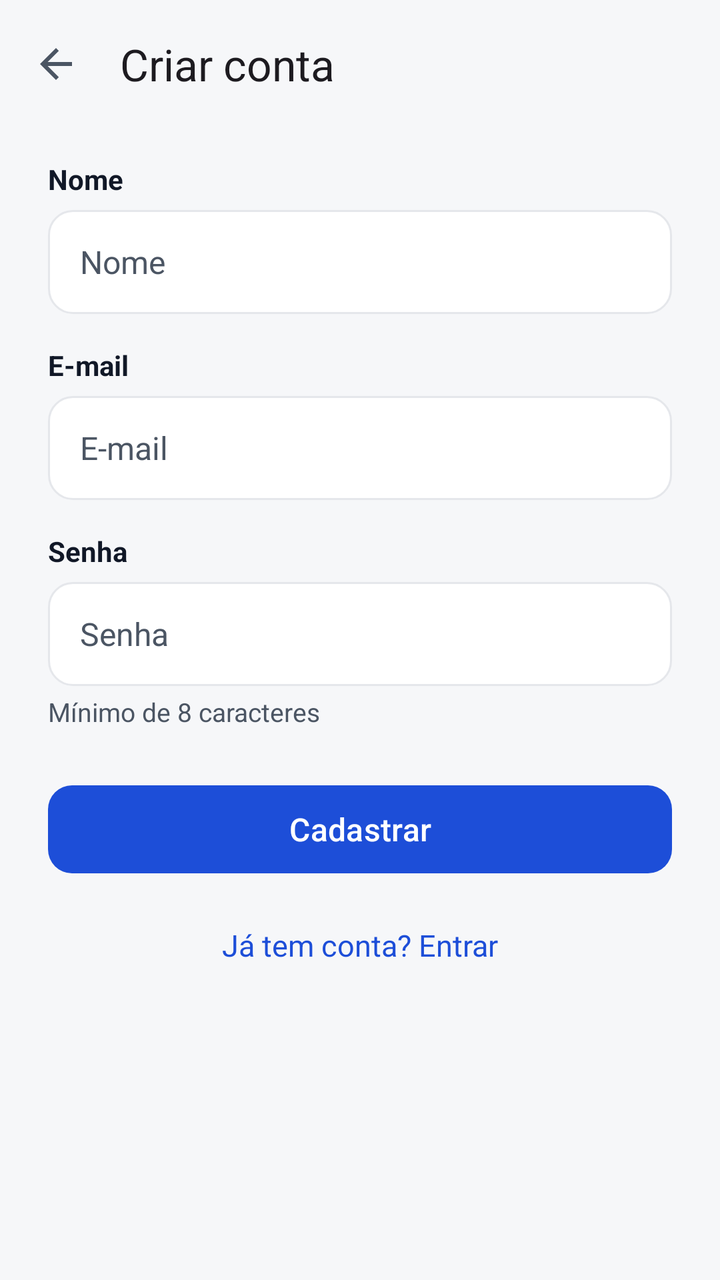
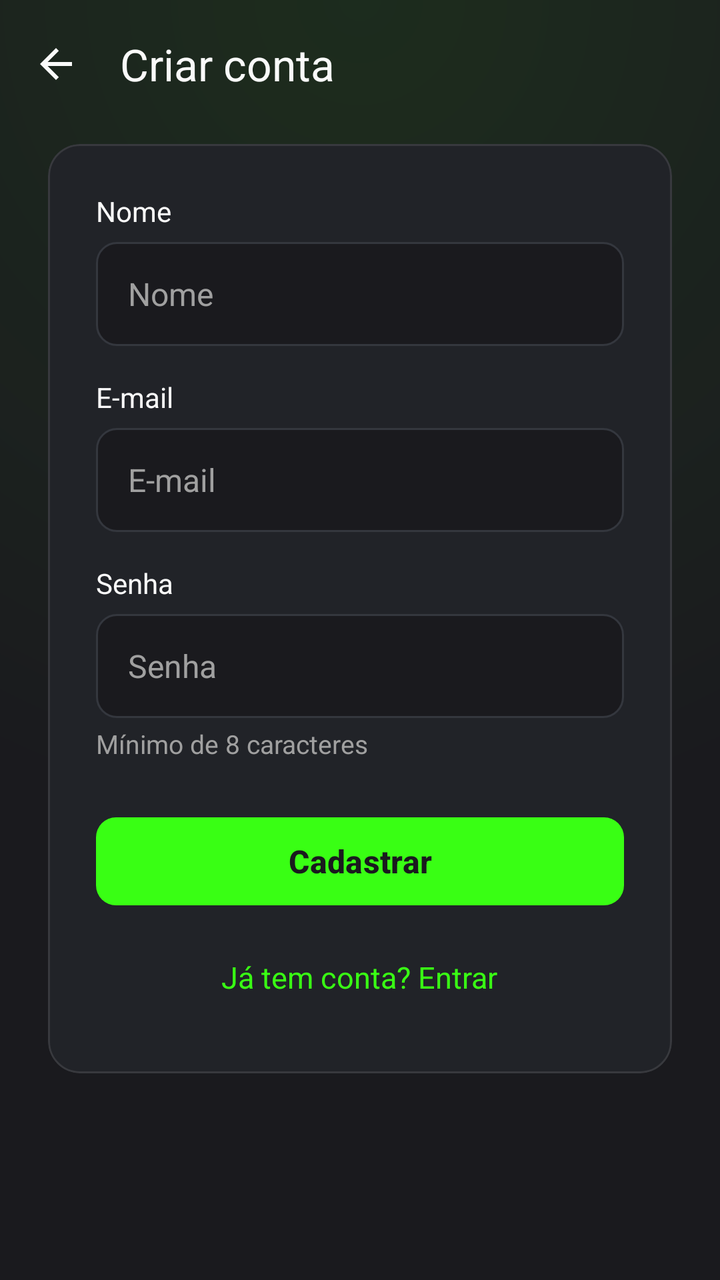

An Android layout rendered at two revisions. The XML below is the earlier revision; the diff shows what the commit changed to produce the second picture.
<!-- AndroidManifest.xml: application theme Theme.MeuStorage -->
<!-- res/layout/activity_cadastro.xml -->
<?xml version="1.0" encoding="utf-8"?>
<androidx.constraintlayout.widget.ConstraintLayout
    xmlns:android="http://schemas.android.com/apk/res/android"
    xmlns:app="http://schemas.android.com/apk/res-auto"
    xmlns:tools="http://schemas.android.com/tools"
    android:id="@+id/main"
    android:layout_width="match_parent"
    android:layout_height="match_parent"
    android:background="@color/fundo"
    tools:context=".CadastroActivity">

    <com.google.android.material.appbar.MaterialToolbar
        android:id="@+id/toolbar"
        android:layout_width="0dp"
        android:layout_height="?attr/actionBarSize"
        android:background="@color/fundo"
        app:layout_constraintEnd_toEndOf="parent"
        app:layout_constraintStart_toStartOf="parent"
        app:layout_constraintTop_toTopOf="parent"
        app:navigationIcon="@drawable/ic_arrow_back"
        app:title="@string/titulo_cadastro" />

    <ScrollView
        android:layout_width="0dp"
        android:layout_height="0dp"
        android:fillViewport="true"
        app:layout_constraintBottom_toBottomOf="parent"
        app:layout_constraintEnd_toEndOf="parent"
        app:layout_constraintStart_toStartOf="parent"
        app:layout_constraintTop_toBottomOf="@id/toolbar">

        <androidx.constraintlayout.widget.ConstraintLayout
            android:layout_width="match_parent"
            android:layout_height="wrap_content"
            android:paddingStart="@dimen/margem_tela"
            android:paddingTop="16dp"
            android:paddingEnd="@dimen/margem_tela"
            android:paddingBottom="@dimen/margem_tela">

            <TextView
                android:id="@+id/lblNome"
                style="@style/Rotulo"
                android:layout_width="wrap_content"
                android:layout_height="wrap_content"
                android:labelFor="@id/edtNome"
                android:text="@string/campo_nome"
                app:layout_constraintStart_toStartOf="@id/edtNome"
                app:layout_constraintTop_toTopOf="parent" />

            <EditText
                android:id="@+id/edtNome"
                style="@style/Campo"
                android:layout_width="0dp"
                android:layout_marginTop="6dp"
                android:autofillHints="name"
                android:hint="@string/campo_nome"
                android:inputType="textPersonName|textCapWords"
                android:maxLength="100"
                app:layout_constraintEnd_toEndOf="parent"
                app:layout_constraintStart_toStartOf="parent"
                app:layout_constraintTop_toBottomOf="@id/lblNome"
                app:layout_constraintWidth_max="@dimen/largura_max_form" />

            <TextView
                android:id="@+id/lblEmail"
                style="@style/Rotulo"
                android:layout_width="wrap_content"
                android:layout_height="wrap_content"
                android:layout_marginTop="16dp"
                android:labelFor="@id/edtEmail"
                android:text="@string/campo_email"
                app:layout_constraintStart_toStartOf="@id/edtEmail"
                app:layout_constraintTop_toBottomOf="@id/edtNome" />

            <EditText
                android:id="@+id/edtEmail"
                style="@style/Campo"
                android:layout_width="0dp"
                android:layout_marginTop="6dp"
                android:autofillHints="emailAddress"
                android:hint="@string/campo_email"
                android:inputType="textEmailAddress"
                android:maxLength="254"
                app:layout_constraintEnd_toEndOf="parent"
                app:layout_constraintStart_toStartOf="parent"
                app:layout_constraintTop_toBottomOf="@id/lblEmail"
                app:layout_constraintWidth_max="@dimen/largura_max_form" />

            <TextView
                android:id="@+id/lblSenha"
                style="@style/Rotulo"
                android:layout_width="wrap_content"
                android:layout_height="wrap_content"
                android:layout_marginTop="16dp"
                android:labelFor="@id/edtSenha"
                android:text="@string/campo_senha"
                app:layout_constraintStart_toStartOf="@id/edtSenha"
                app:layout_constraintTop_toBottomOf="@id/edtEmail" />

            <EditText
                android:id="@+id/edtSenha"
                style="@style/Campo"
                android:layout_width="0dp"
                android:layout_marginTop="6dp"
                android:autofillHints="newPassword"
                android:hint="@string/campo_senha"
                android:imeOptions="actionDone"
                android:inputType="textPassword"
                android:maxLength="128"
                app:layout_constraintEnd_toEndOf="parent"
                app:layout_constraintStart_toStartOf="parent"
                app:layout_constraintTop_toBottomOf="@id/lblSenha"
                app:layout_constraintWidth_max="@dimen/largura_max_form" />

            <TextView
                android:id="@+id/txtSenhaDica"
                android:layout_width="wrap_content"
                android:layout_height="wrap_content"
                android:layout_marginTop="4dp"
                android:text="@string/senha_dica"
                android:textColor="@color/texto_secundario"
                android:textSize="13sp"
                app:layout_constraintStart_toStartOf="@id/edtSenha"
                app:layout_constraintTop_toBottomOf="@id/edtSenha" />

            <com.google.android.material.button.MaterialButton
                android:id="@+id/btnCadastrar"
                android:layout_width="0dp"
                android:layout_height="@dimen/altura_campo"
                android:layout_marginTop="24dp"
                android:text="@string/botao_cadastrar"
                android:textSize="16sp"
                app:cornerRadius="@dimen/raio_cartao"
                app:layout_constraintEnd_toEndOf="parent"
                app:layout_constraintStart_toStartOf="parent"
                app:layout_constraintTop_toBottomOf="@id/txtSenhaDica"
                app:layout_constraintWidth_max="@dimen/largura_max_form" />

            <ProgressBar
                android:id="@+id/progressCadastro"
                android:layout_width="32dp"
                android:layout_height="32dp"
                android:layout_marginTop="12dp"
                android:visibility="gone"
                app:layout_constraintEnd_toEndOf="parent"
                app:layout_constraintStart_toStartOf="parent"
                app:layout_constraintTop_toBottomOf="@id/btnCadastrar" />

            <TextView
                android:id="@+id/txtEntrar"
                style="@style/Link"
                android:layout_width="wrap_content"
                android:layout_height="wrap_content"
                android:layout_marginTop="8dp"
                android:text="@string/link_entrar"
                app:layout_constraintEnd_toEndOf="parent"
                app:layout_constraintStart_toStartOf="parent"
                app:layout_constraintTop_toBottomOf="@id/progressCadastro" />

        </androidx.constraintlayout.widget.ConstraintLayout>
    </ScrollView>

</androidx.constraintlayout.widget.ConstraintLayout>
<!-- resources referenced by this layout -->
<resources>
  <color name="fundo">#F6F7F9</color>
  <color name="texto_secundario">#4B5563</color>
  <dimen name="raio_cartao">12dp</dimen>
  <style name="Link">
          <item name="android:minHeight">@dimen/toque_minimo</item>
          <item name="android:gravity">center</item>
          <item name="android:paddingStart">8dp</item>
          <item name="android:paddingEnd">8dp</item>
          <item name="android:textColor">@color/azul_primario</item>
          <item name="android:textSize">15sp</item>
          <item name="android:background">?attr/selectableItemBackground</item>
      </style>
  <style name="Rotulo">
          <item name="android:textColor">@color/texto</item>
          <item name="android:textSize">14sp</item>
          <item name="android:textStyle">bold</item>
      </style>
  <!-- drawable bg_campo (drawable) -->
  <?xml version="1.0" encoding="utf-8"?>
  <selector xmlns:android="http://schemas.android.com/apk/res/android">
      <item android:state_focused="true">
          <shape android:shape="rectangle">
              <solid android:color="@color/branco" />
              <corners android:radius="@dimen/raio_cartao" />
              <stroke android:width="2dp" android:color="@color/azul_primario" />
          </shape>
      </item>
      <item>
          <shape android:shape="rectangle">
              <solid android:color="@color/branco" />
              <corners android:radius="@dimen/raio_cartao" />
              <stroke android:width="1dp" android:color="@color/borda" />
          </shape>
      </item>
  </selector>
  <color name="texto">#111827</color>
  <color name="azul_primario">#1D4ED8</color>
  <style name="Base.Theme.MeuStorage" parent="Theme.Material3.Light.NoActionBar">
          <item name="colorPrimary">@color/azul_primario</item>
          <item name="colorOnPrimary">@color/branco</item>
          <item name="colorPrimaryContainer">@color/azul_claro</item>
          <item name="colorOnPrimaryContainer">@color/azul_primario</item>
          <item name="colorSecondary">@color/azul_primario</item>
          <item name="colorError">@color/vermelho</item>
          <item name="colorSurface">@color/branco</item>
          <item name="colorOnSurface">@color/texto</item>
          <item name="colorOnBackground">@color/texto</item>
          <item name="colorOutline">@color/borda</item>
          <item name="colorControlNormal">@color/texto_secundario</item>
          <item name="android:colorBackground">@color/fundo</item>
          <item name="android:windowBackground">@color/fundo</item>
          <item name="android:windowLightStatusBar">true</item>
          <item name="android:windowLightNavigationBar" tools:targetApi="27">true</item>
      </style>
  <color name="branco">#FFFFFF</color>
  <color name="borda">#E5E7EB</color>
  <color name="azul_claro">#DBEAFE</color>
  <color name="vermelho">#B91C1C</color>
  <!-- unchanged entries left out for length: 14 -->
</resources>

<!-- the commit's change to res/layout/activity_cadastro.xml (unified diff, before → after) -->
@@ -6,14 +6,15 @@
     android:id="@+id/main"
     android:layout_width="match_parent"
     android:layout_height="match_parent"
-    android:background="@color/fundo"
+    android:background="@drawable/bg_fundo_tela"
     tools:context=".CadastroActivity">
 
     <com.google.android.material.appbar.MaterialToolbar
         android:id="@+id/toolbar"
+        style="@style/ToolbarEscura"
         android:layout_width="0dp"
         android:layout_height="?attr/actionBarSize"
-        android:background="@color/fundo"
+        android:background="@android:color/transparent"
         app:layout_constraintEnd_toEndOf="parent"
         app:layout_constraintStart_toStartOf="parent"
         app:layout_constraintTop_toTopOf="parent"
@@ -33,129 +34,118 @@
             android:layout_width="match_parent"
             android:layout_height="wrap_content"
             android:paddingStart="@dimen/margem_tela"
-            android:paddingTop="16dp"
+            android:paddingTop="8dp"
             android:paddingEnd="@dimen/margem_tela"
             android:paddingBottom="@dimen/margem_tela">
 
-            <TextView
-                android:id="@+id/lblNome"
-                style="@style/Rotulo"
-                android:layout_width="wrap_content"
+            <com.google.android.material.card.MaterialCardView
+                android:id="@+id/cardFormulario"
+                style="@style/CartaoVidro"
+                android:layout_width="0dp"
                 android:layout_height="wrap_content"
-                android:labelFor="@id/edtNome"
-                android:text="@string/campo_nome"
-                app:layout_constraintStart_toStartOf="@id/edtNome"
-                app:layout_constraintTop_toTopOf="parent" />
-
-            <EditText
-                android:id="@+id/edtNome"
-                style="@style/Campo"
-                android:layout_width="0dp"
-                android:layout_marginTop="6dp"
-                android:autofillHints="name"
-                android:hint="@string/campo_nome"
-                android:inputType="textPersonName|textCapWords"
-                android:maxLength="100"
                 app:layout_constraintEnd_toEndOf="parent"
                 app:layout_constraintStart_toStartOf="parent"
-                app:layout_constraintTop_toBottomOf="@id/lblNome"
-                app:layout_constraintWidth_max="@dimen/largura_max_form" />
+                app:layout_constraintTop_toTopOf="parent"
+                app:layout_constraintWidth_max="@dimen/largura_max_form">
 
-            <TextView
-                android:id="@+id/lblEmail"
-                style="@style/Rotulo"
-                android:layout_width="wrap_content"
-                android:layout_height="wrap_content"
-                android:layout_marginTop="16dp"
-                android:labelFor="@id/edtEmail"
-                android:text="@string/campo_email"
-                app:layout_constraintStart_toStartOf="@id/edtEmail"
-                app:layout_constraintTop_toBottomOf="@id/edtNome" />
+                <LinearLayout
+                    android:layout_width="match_parent"
+                    android:layout_height="wrap_content"
+                    android:orientation="vertical"
+                    android:padding="@dimen/margem_tela">
 
-            <EditText
-                android:id="@+id/edtEmail"
-                style="@style/Campo"
-                android:layout_width="0dp"
-                android:layout_marginTop="6dp"
-                android:autofillHints="emailAddress"
-                android:hint="@string/campo_email"
-                android:inputType="textEmailAddress"
-                android:maxLength="254"
-                app:layout_constraintEnd_toEndOf="parent"
-                app:layout_constraintStart_toStartOf="parent"
-                app:layout_constraintTop_toBottomOf="@id/lblEmail"
-                app:layout_constraintWidth_max="@dimen/largura_max_form" />
+                    <TextView
+                        android:id="@+id/lblNome"
+                        style="@style/Rotulo"
+                        android:layout_width="wrap_content"
+                        android:layout_height="wrap_content"
+                        android:labelFor="@id/edtNome"
+                        android:text="@string/campo_nome" />
 
-            <TextView
-                android:id="@+id/lblSenha"
-                style="@style/Rotulo"
-                android:layout_width="wrap_content"
-                android:layout_height="wrap_content"
-                android:layout_marginTop="16dp"
-                android:labelFor="@id/edtSenha"
-                android:text="@string/campo_senha"
-                app:layout_constraintStart_toStartOf="@id/edtSenha"
-                app:layout_constraintTop_toBottomOf="@id/edtEmail" />
+                    <EditText
+                        android:id="@+id/edtNome"
+                        style="@style/Campo"
+                        android:layout_width="match_parent"
+                        android:layout_marginTop="6dp"
+                        android:autofillHints="name"
+                        android:hint="@string/campo_nome"
+                        android:inputType="textPersonName|textCapWords"
+                        android:maxLength="100" />
 
-            <EditText
-                android:id="@+id/edtSenha"
-                style="@style/Campo"
-                android:layout_width="0dp"
-                android:layout_marginTop="6dp"
-                android:autofillHints="newPassword"
-                android:hint="@string/campo_senha"
-                android:imeOptions="actionDone"
-                android:inputType="textPassword"
-                android:maxLength="128"
-                app:layout_constraintEnd_toEndOf="parent"
-                app:layout_constraintStart_toStartOf="parent"
-                app:layout_constraintTop_toBottomOf="@id/lblSenha"
-                app:layout_constraintWidth_max="@dimen/largura_max_form" />
+                    <TextView
+                        android:id="@+id/lblEmail"
+                        style="@style/Rotulo"
+                        android:layout_width="wrap_content"
+                        android:layout_height="wrap_content"
+                        android:layout_marginTop="16dp"
+                        android:labelFor="@id/edtEmail"
+                        android:text="@string/campo_email" />
 
-            <TextView
-                android:id="@+id/txtSenhaDica"
-                android:layout_width="wrap_content"
-                android:layout_height="wrap_content"
-                android:layout_marginTop="4dp"
-                android:text="@string/senha_dica"
-                android:textColor="@color/texto_secundario"
-                android:textSize="13sp"
-                app:layout_constraintStart_toStartOf="@id/edtSenha"
-                app:layout_constraintTop_toBottomOf="@id/edtSenha" />
+                    <EditText
+                        android:id="@+id/edtEmail"
+                        style="@style/Campo"
+                        android:layout_width="match_parent"
+                        android:layout_marginTop="6dp"
+                        android:autofillHints="emailAddress"
+                        android:hint="@string/campo_email"
+                        android:inputType="textEmailAddress"
+                        android:maxLength="254" />
 
-            <com.google.android.material.button.MaterialButton
-                android:id="@+id/btnCadastrar"
-                android:layout_width="0dp"
-                android:layout_height="@dimen/altura_campo"
-                android:layout_marginTop="24dp"
-                android:text="@string/botao_cadastrar"
-                android:textSize="16sp"
-                app:cornerRadius="@dimen/raio_cartao"
-                app:layout_constraintEnd_toEndOf="parent"
-                app:layout_constraintStart_toStartOf="parent"
-                app:layout_constraintTop_toBottomOf="@id/txtSenhaDica"
-                app:layout_constraintWidth_max="@dimen/largura_max_form" />
+                    <TextView
+                        android:id="@+id/lblSenha"
+                        style="@style/Rotulo"
+                        android:layout_width="wrap_content"
+                        android:layout_height="wrap_content"
+                        android:layout_marginTop="16dp"
+                        android:labelFor="@id/edtSenha"
+                        android:text="@string/campo_senha" />
 
-            <ProgressBar
-                android:id="@+id/progressCadastro"
-                android:layout_width="32dp"
-                android:layout_height="32dp"
-                android:layout_marginTop="12dp"
-                android:visibility="gone"
-                app:layout_constraintEnd_toEndOf="parent"
-                app:layout_constraintStart_toStartOf="parent"
-                app:layout_constraintTop_toBottomOf="@id/btnCadastrar" />
+                    <EditText
+                        android:id="@+id/edtSenha"
+                        style="@style/Campo"
+                        android:layout_width="match_parent"
+                        android:layout_marginTop="6dp"
+                        android:autofillHints="newPassword"
+                        android:hint="@string/campo_senha"
+                        android:imeOptions="actionDone"
+                        android:inputType="textPassword"
+                        android:maxLength="128" />
 
-            <TextView
-                android:id="@+id/txtEntrar"
-                style="@style/Link"
-                android:layout_width="wrap_content"
-                android:layout_height="wrap_content"
-                android:layout_marginTop="8dp"
-                android:text="@string/link_entrar"
-                app:layout_constraintEnd_toEndOf="parent"
-                app:layout_constraintStart_toStartOf="parent"
-                app:layout_constraintTop_toBottomOf="@id/progressCadastro" />
+                    <TextView
+                        android:id="@+id/txtSenhaDica"
+                        android:layout_width="wrap_content"
+                        android:layout_height="wrap_content"
+                        android:layout_marginTop="4dp"
+                        android:text="@string/senha_dica"
+                        android:textColor="@color/texto_secundario"
+                        android:textSize="13sp" />
+
+                    <com.google.android.material.button.MaterialButton
+                        android:id="@+id/btnCadastrar"
+                        style="@style/BotaoPrimario"
+                        android:layout_width="match_parent"
+                        android:layout_marginTop="24dp"
+                        android:text="@string/botao_cadastrar" />
+
+                    <ProgressBar
+                        android:id="@+id/progressCadastro"
+                        android:layout_width="32dp"
+                        android:layout_height="32dp"
+                        android:layout_gravity="center_horizontal"
+                        android:layout_marginTop="12dp"
+                        android:indeterminateTint="@color/acento"
+                        android:visibility="gone" />
+
+                    <TextView
+                        android:id="@+id/txtEntrar"
+                        style="@style/Link"
+                        android:layout_width="wrap_content"
+                        android:layout_height="wrap_content"
+                        android:layout_gravity="center_horizontal"
+                        android:layout_marginTop="8dp"
+                        android:text="@string/link_entrar" />
+                </LinearLayout>
+            </com.google.android.material.card.MaterialCardView>
 
         </androidx.constraintlayout.widget.ConstraintLayout>
     </ScrollView>
<!-- resource entries referenced after the edit -->
@@ -1,63 +1,117 @@
 <!-- resources referenced by this layout -->
 <resources>
-  <color name="fundo">#F6F7F9</color>
-  <color name="texto_secundario">#4B5563</color>
-  <dimen name="raio_cartao">12dp</dimen>
+  <color name="acento">#39FF14</color>
+  <color name="fundo">#1A1A1E</color>
+  <color name="texto_sobre_acento">#1A1A1E</color>
+  <dimen name="raio_botao">10dp</dimen>
+  <color name="texto_secundario">#A0A0A0</color>
+  <!-- drawable bg_fundo_tela (drawable) -->
+  <?xml version="1.0" encoding="utf-8"?>
+  <layer-list xmlns:android="http://schemas.android.com/apk/res/android">
+      <item android:drawable="@color/fundo" />
+      <item>
+          <shape android:shape="rectangle">
+              <gradient
+                  android:type="radial"
+                  android:centerX="0.5"
+                  android:centerY="0"
+                  android:gradientRadius="420dp"
+                  android:startColor="#1439FF14"
+                  android:endColor="#0039FF14" />
+          </shape>
+      </item>
+  </layer-list>
+  <style name="BotaoPrimario" parent="Widget.Material3.Button">
+          <item name="android:layout_height">@dimen/altura_campo</item>
+          <item name="android:textSize">16sp</item>
+          <item name="android:textStyle">bold</item>
+          <item name="backgroundTint">@color/acento</item>
+          <item name="android:textColor">@color/texto_sobre_acento</item>
+          <item name="iconTint">@color/texto_sobre_acento</item>
+          <item name="cornerRadius">@dimen/raio_botao</item>
+      </style>
+  <style name="CartaoVidro" parent="Widget.Material3.CardView.Filled">
+          <item name="cardBackgroundColor">@color/cartao</item>
+          <item name="cardCornerRadius">@dimen/raio_cartao</item>
+          <item name="cardElevation">0dp</item>
+          <item name="strokeColor">@color/borda_suave</item>
+          <item name="strokeWidth">1dp</item>
+      </style>
+  <dimen name="raio_cartao">16dp</dimen>
+  <color name="borda_suave">#1AFFFFFF</color>
   <style name="Link">
           <item name="android:minHeight">@dimen/toque_minimo</item>
           <item name="android:gravity">center</item>
           <item name="android:paddingStart">8dp</item>
           <item name="android:paddingEnd">8dp</item>
-          <item name="android:textColor">@color/azul_primario</item>
+          <item name="android:textColor">@color/acento</item>
           <item name="android:textSize">15sp</item>
           <item name="android:background">?attr/selectableItemBackground</item>
       </style>
   <style name="Rotulo">
           <item name="android:textColor">@color/texto</item>
           <item name="android:textSize">14sp</item>
-          <item name="android:textStyle">bold</item>
+      </style>
+  <style name="ToolbarEscura" parent="Widget.Material3.Toolbar">
+          <item name="android:background">@color/fundo</item>
+          <item name="titleTextColor">@color/texto</item>
+          <item name="subtitleTextColor">@color/texto_secundario</item>
+          <item name="navigationIconTint">@color/texto</item>
       </style>
   <!-- drawable bg_campo (drawable) -->
   <?xml version="1.0" encoding="utf-8"?>
   <selector xmlns:android="http://schemas.android.com/apk/res/android">
       <item android:state_focused="true">
           <shape android:shape="rectangle">
-              <solid android:color="@color/branco" />
-              <corners android:radius="@dimen/raio_cartao" />
-              <stroke android:width="2dp" android:color="@color/azul_primario" />
+              <solid android:color="@color/fundo" />
+              <corners android:radius="@dimen/raio_campo" />
+              <stroke android:width="2dp" android:color="@color/acento" />
           </shape>
       </item>
       <item>
           <shape android:shape="rectangle">
-              <solid android:color="@color/branco" />
-              <corners android:radius="@dimen/raio_cartao" />
+              <solid android:color="@color/fundo" />
+              <corners android:radius="@dimen/raio_campo" />
               <stroke android:width="1dp" android:color="@color/borda" />
           </shape>
       </item>
   </selector>
-  <color name="texto">#111827</color>
-  <color name="azul_primario">#1D4ED8</color>
-  <style name="Base.Theme.MeuStorage" parent="Theme.Material3.Light.NoActionBar">
-          <item name="colorPrimary">@color/azul_primario</item>
-          <item name="colorOnPrimary">@color/branco</item>
-          <item name="colorPrimaryContainer">@color/azul_claro</item>
-          <item name="colorOnPrimaryContainer">@color/azul_primario</item>
-          <item name="colorSecondary">@color/azul_primario</item>
-          <item name="colorError">@color/vermelho</item>
-          <item name="colorSurface">@color/branco</item>
+  <color name="texto">#FAFAFA</color>
+  <color name="cartao">#212328</color>
+  <style name="Base.Theme.MeuStorage" parent="Theme.Material3.Dark.NoActionBar">
+          <item name="colorPrimary">@color/acento</item>
+          <item name="colorOnPrimary">@color/texto_sobre_acento</item>
+          <item name="colorPrimaryContainer">@color/acento_fundo</item>
+          <item name="colorOnPrimaryContainer">@color/acento</item>
+          <item name="colorSecondary">@color/acento</item>
+          <item name="colorOnSecondary">@color/texto_sobre_acento</item>
+          <item name="colorSecondaryContainer">@color/acento_fundo</item>
+          <item name="colorOnSecondaryContainer">@color/acento</item>
+          <item name="colorError">@color/erro</item>
+          <item name="colorSurface">@color/cartao</item>
+          <item name="colorSurfaceContainer">@color/cartao</item>
+          <item name="colorSurfaceContainerHigh">@color/cartao</item>
+          <item name="colorSurfaceContainerHighest">@color/cartao_claro</item>
           <item name="colorOnSurface">@color/texto</item>
+          <item name="colorOnSurfaceVariant">@color/texto_secundario</item>
           <item name="colorOnBackground">@color/texto</item>
           <item name="colorOutline">@color/borda</item>
+          <item name="colorOutlineVariant">@color/borda</item>
           <item name="colorControlNormal">@color/texto_secundario</item>
+          
+          <item name="colorSurfaceInverse">@color/cartao_claro</item>
+          <item name="colorOnSurfaceInverse">@color/texto</item>
+          <item name="colorPrimaryInverse">@color/acento</item>
           <item name="android:colorBackground">@color/fundo</item>
           <item name="android:windowBackground">@color/fundo</item>
-          <item name="android:windowLightStatusBar">true</item>
-          <item name="android:windowLightNavigationBar" tools:targetApi="27">true</item>
+          <item name="android:windowLightStatusBar">false</item>
+          <item name="android:windowLightNavigationBar" tools:targetApi="27">false</item>
       </style>
-  <color name="branco">#FFFFFF</color>
-  <color name="borda">#E5E7EB</color>
-  <color name="azul_claro">#DBEAFE</color>
-  <color name="vermelho">#B91C1C</color>
+  <dimen name="raio_campo">10dp</dimen>
+  <color name="borda">#34373E</color>
+  <color name="acento_fundo">#1F39FF14</color>
+  <color name="erro">#EF476A</color>
+  <color name="cartao_claro">#2A2D33</color>
   <!-- unchanged entries left out for length: 14 -->
 </resources>
 
